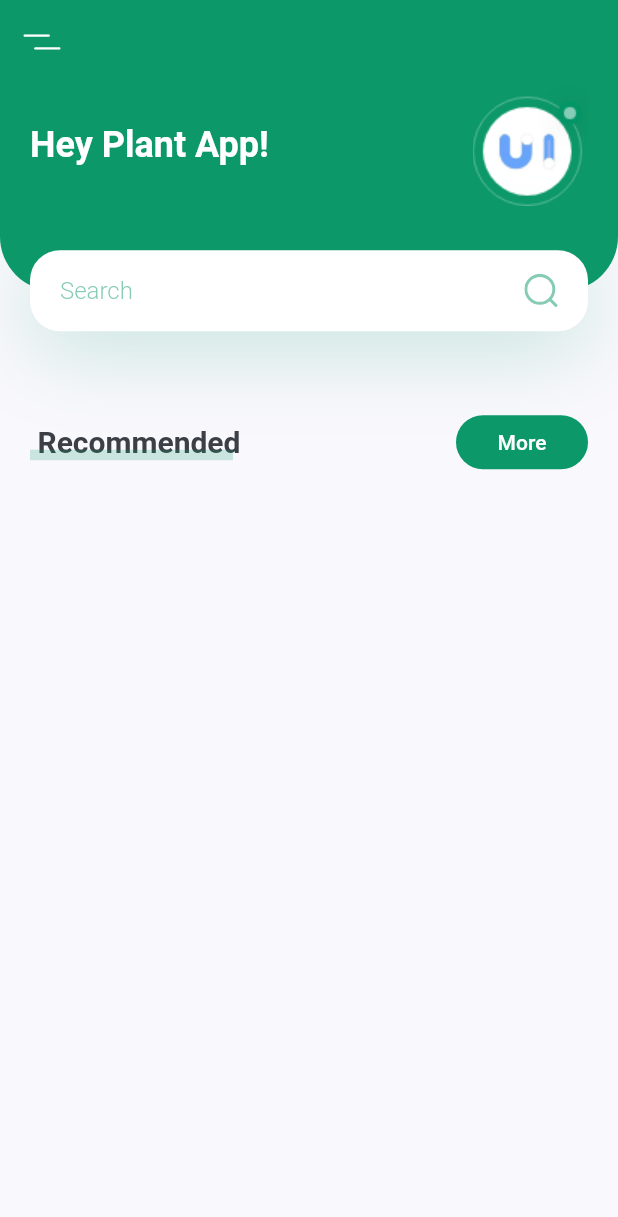
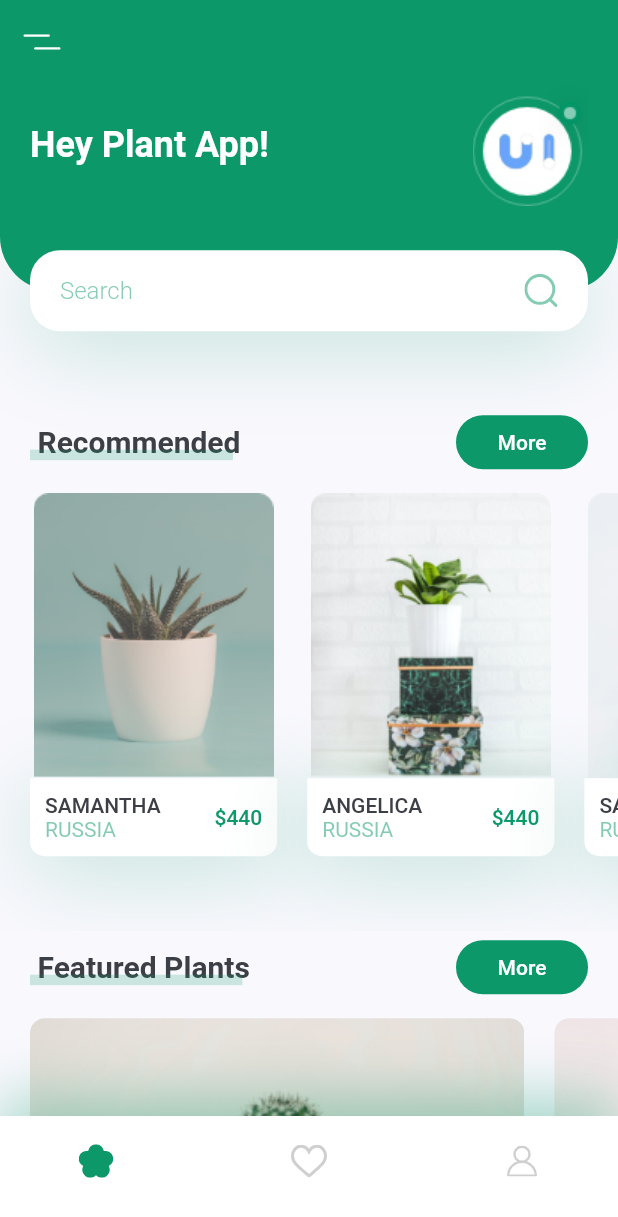
Before and after one commit to Otuyishime/flutter_plant_app, a Flutter app: the screen it shows after launch, on a phone screen of 412 x 824 dp. Shown: the top 1217 px of the screen. Run offline on Flutter 3.47's test engine with Material 2 defaults, Android fonts, the phone set to English and light mode, and no system bars; our stand-ins replace flutter_svg.

Commit message:
Compled home screen and added bottom nav bar

```diff
--- /dev/null
+++ b/lib/components/bottom_nav_bar.dart
@@ -0,0 +1,48 @@
+import 'package:flutter/material.dart';
+import 'package:flutter_svg/flutter_svg.dart';
+import 'package:flutter_plant_app/constants.dart';
+
+class BottomNavBar extends StatelessWidget {
+  const BottomNavBar({
+    Key key,
+  }) : super(key: key);
+
+  @override
+  Widget build(BuildContext context) {
+    return Container(
+      padding: EdgeInsets.only(
+        left: pDefaultPadding * 2,
+        right: pDefaultPadding * 2,
+        bottom: pDefaultPadding,
+      ),
+      height: 80,
+      decoration: BoxDecoration(
+          color: Colors.white,
+          boxShadow: [
+            BoxShadow(
+              offset: Offset(0, -10),
+              blurRadius: 35,
+              color: pPrimaryColor.withOpacity(0.38),
+            )
+          ]
+      ),
+      child: Row(
+        mainAxisAlignment: MainAxisAlignment.spaceBetween,
+        children: [
+          IconButton(
+              icon: SvgPicture.asset("assets/icons/flower.svg"),
+              onPressed: () {}
+          ),
+          IconButton(
+              icon: SvgPicture.asset("assets/icons/heart-icon.svg"),
+              onPressed: () {}
+          ),
+          IconButton(
+              icon: SvgPicture.asset("assets/icons/user-icon.svg"),
+              onPressed: () {}
+          ),
+        ],
+      ),
+    );
+  }
+}
--- a/lib/screens/home/components/body.dart
+++ b/lib/screens/home/components/body.dart
@@ -1,8 +1,11 @@
 import 'package:flutter/cupertino.dart';
 import 'package:flutter/material.dart';
+import 'package:flutter_plant_app/constants.dart';
 
 import 'body_with_searchbox.dart';
+import 'featured_plants.dart';
 import 'title_with_more_button.dart';
+import 'recommended_plants.dart';
 
 class Body extends StatelessWidget {
   @override
@@ -13,6 +16,10 @@ class Body extends StatelessWidget {
         children: [
           HeaderWithSearchBox(screenHeightAndWidth: screenHeightAndWidth),
           TitleWithMoreButton(title: "Recommended", onPressHandler: (){},),
+          RecommendedPlants(),
+          TitleWithMoreButton(title: "Featured Plants", onPressHandler: (){},),
+          FeaturedPlants(),
+          SizedBox(height: pDefaultPadding,)
         ],
       ),
     );
--- /dev/null
+++ b/lib/screens/home/components/featured_plants.dart
@@ -0,0 +1,54 @@
+import 'package:flutter/material.dart';
+import 'package:flutter_plant_app/constants.dart';
+
+class FeaturedPlants extends StatelessWidget {
+  const FeaturedPlants({
+    Key key,
+  }) : super(key: key);
+
+  @override
+  Widget build(BuildContext context) {
+    return SingleChildScrollView(
+      scrollDirection: Axis.horizontal,
+      child: Row(
+        children: [
+          FeaturedPlantCard(image: "assets/images/bottom_img_1.png", onPressHandler: (){},),
+          FeaturedPlantCard(image: "assets/images/bottom_img_2.png", onPressHandler: (){},),
+        ],
+      ),
+    );
+  }
+}
+
+class FeaturedPlantCard extends StatelessWidget {
+  const FeaturedPlantCard({
+    Key key, this.image, this.onPressHandler,
+  }) : super(key: key);
+
+  final String image;
+  final Function onPressHandler;
+
+  @override
+  Widget build(BuildContext context) {
+    Size screenHeightAndWidth = MediaQuery.of(context).size;
+    return GestureDetector(
+      onTap: onPressHandler,
+      child: Container(
+        margin: EdgeInsets.only(
+            left: pDefaultPadding,
+            top: pDefaultPadding / 2,
+            bottom: pDefaultPadding / 2
+        ),
+        width: screenHeightAndWidth.width * 0.8,
+        height: 185,
+        decoration: BoxDecoration(
+          borderRadius: BorderRadius.circular(10),
+          image: DecorationImage(
+              fit: BoxFit.cover,
+              image: AssetImage(image)
+          ),
+        ),
+      ),
+    );
+  }
+}
--- /dev/null
+++ b/lib/screens/home/components/recommended_plants.dart
@@ -0,0 +1,112 @@
+import 'package:flutter/material.dart';
+import 'package:flutter_plant_app/constants.dart';
+
+class RecommendedPlants extends StatelessWidget {
+  const RecommendedPlants({
+    Key key,
+  }) : super(key: key);
+
+  @override
+  Widget build(BuildContext context) {
+    return SingleChildScrollView(
+      scrollDirection: Axis.horizontal,
+      child: Row(
+        children: [
+          RecommendedPlantCard(
+            image: "assets/images/image_1.png",
+            title: "Samantha",
+            country: "Russia",
+            price: 440,
+            onPressHandler: () {},
+          ),
+          RecommendedPlantCard(
+            image: "assets/images/image_2.png",
+            title: "Angelica",
+            country: "Russia",
+            price: 440,
+            onPressHandler: () {},
+          ),
+          RecommendedPlantCard(
+            image: "assets/images/image_3.png",
+            title: "Samantha",
+            country: "Russia",
+            price: 440,
+            onPressHandler: () {},
+          ),
+        ],
+      ),
+    );
+  }
+}
+
+class RecommendedPlantCard extends StatelessWidget {
+  const RecommendedPlantCard({
+    Key key, this.image, this.title, this.country, this.price, this.onPressHandler
+  }) : super(key: key);
+
+  final String image, title,country;
+  final int price;
+  final Function onPressHandler;
+
+  @override
+  Widget build(BuildContext context) {
+    Size screenHeightAndWidth = MediaQuery.of(context).size;
+    return Container(
+        margin: EdgeInsets.only(
+            left: pDefaultPadding,
+            top: pDefaultPadding / 2,
+            bottom: pDefaultPadding * 2.5
+        ),
+        width: screenHeightAndWidth.width * 0.4,
+        child: Column (
+          children: [
+            Image.asset(image),
+            GestureDetector(
+              onTap: onPressHandler,
+              child: Container(
+                padding: EdgeInsets.all(pDefaultPadding / 2),
+                decoration: BoxDecoration (
+                    color: Colors.white,
+                    borderRadius: BorderRadius.only(
+                      bottomLeft: Radius.circular(10),
+                      bottomRight: Radius.circular(10),
+                    ),
+                    boxShadow: [
+                      BoxShadow (
+                          offset: Offset(0, 10),
+                          blurRadius: 50,
+                          color: pPrimaryColor.withOpacity(0.23)
+                      )
+                    ]
+                ),
+                child: Row(
+                  children: [
+                    RichText (
+                        text: TextSpan (
+                            children: [
+                              TextSpan(
+                                  text: "$title".toUpperCase(),
+                                  style: Theme.of(context).textTheme.button
+                              ),
+                              TextSpan(text: "\n"),
+                              TextSpan(
+                                  text: "$country".toUpperCase(),
+                                  style: TextStyle(color: pPrimaryColor.withOpacity(0.5))
+                              )
+                            ]
+                        )
+                    ),
+                    Spacer(),
+                    Text(
+                        "\$$price",
+                        style: Theme.of(context).textTheme.button.copyWith(color: pPrimaryColor)
+                    )
+                  ],
+                ),
+              ),
+            )
+          ],
+        )
+    );
+  }
+}
--- a/lib/screens/home/home_screen.dart
+++ b/lib/screens/home/home_screen.dart
@@ -1,5 +1,7 @@
 import 'package:flutter/material.dart';
+import 'package:flutter_plant_app/components/bottom_nav_bar.dart';
 import 'package:flutter_plant_app/screens/home/components/body.dart';
+
 import 'package:flutter_svg/flutter_svg.dart';
 
 class HomeScreen extends StatelessWidget {
@@ -8,6 +10,7 @@ class HomeScreen extends StatelessWidget {
     return Scaffold(
       appBar: buildAppBar(),
       body: Body(),
+      bottomNavigationBar: BottomNavBar(),
     );
   }
 
```
